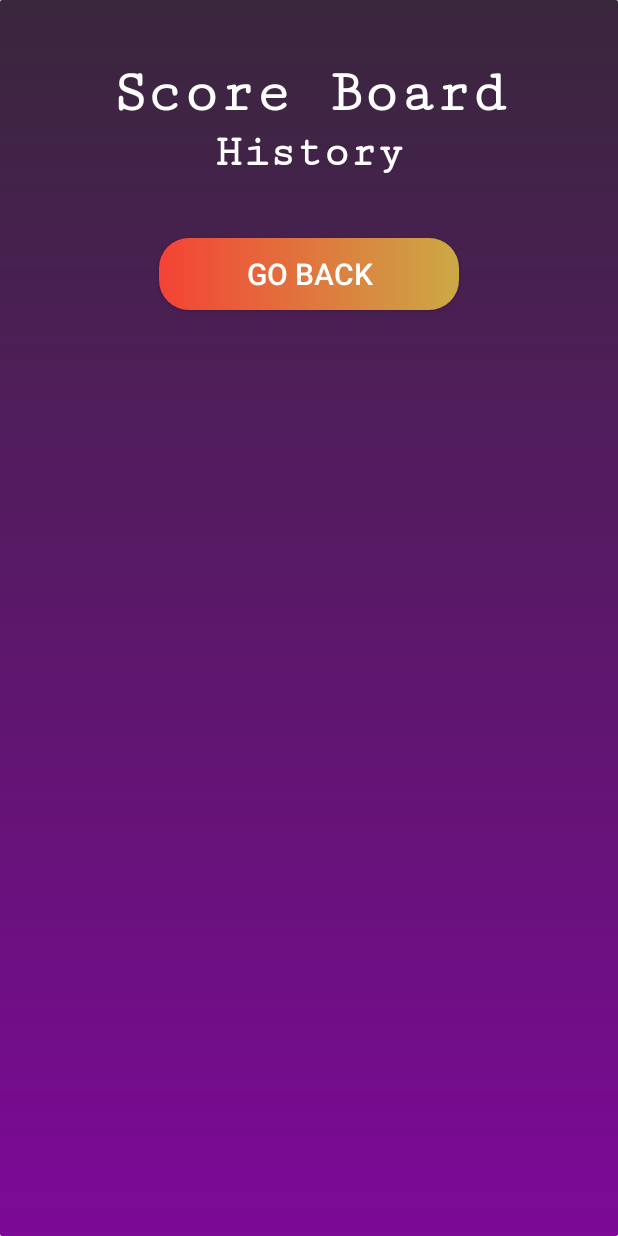
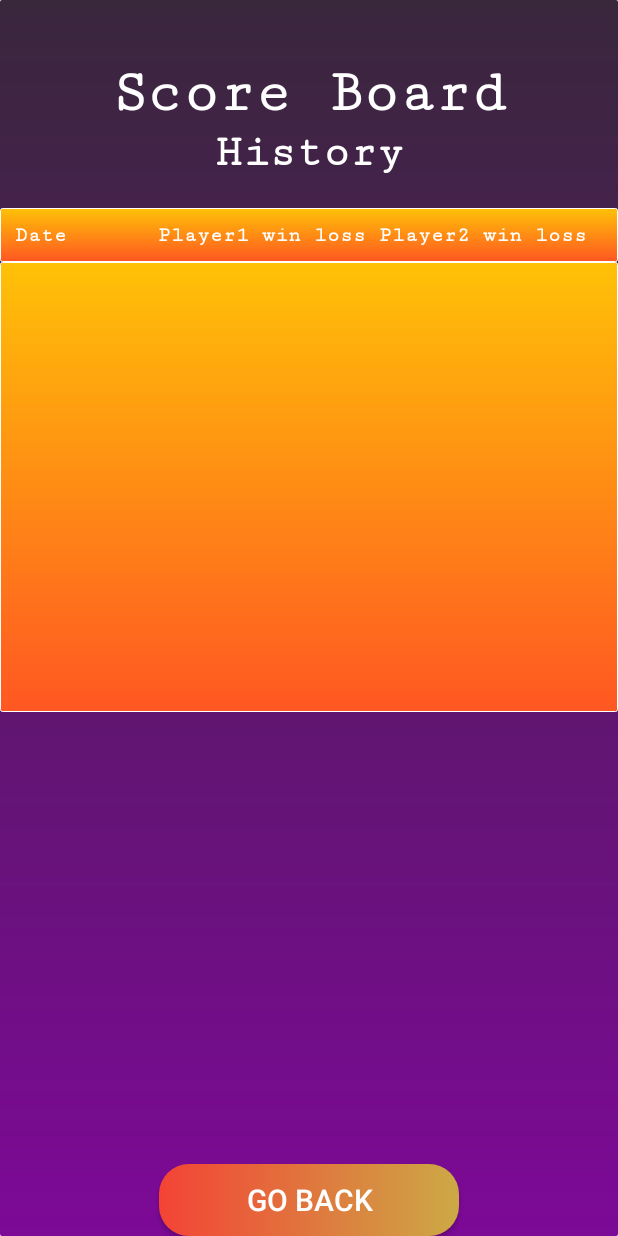
Before and after one commit to ArkanJbali/TicTacToe, an Android app: the History_ScoreList screen opened directly, with no data from a screen before it, on a phone screen of 412 x 824 dp. Run offline under Robolectric (Android 15) with nearby library versions, the phone set to English and light mode, and no system bars.

Commit message:
- History Activity: ScrollView, History Scroll List

```diff
--- a/app/src/main/java/com/app/arkan/xo_game/History_ScoreList.java
+++ b/app/src/main/java/com/app/arkan/xo_game/History_ScoreList.java
@@ -1,17 +1,22 @@
 package com.app.arkan.xo_game;
 
 import android.app.Activity;
+import android.content.Context;
 import android.content.Intent;
 import android.os.Bundle;
-import android.support.annotation.Nullable;
 import android.view.View;
 import android.widget.Button;
+import android.widget.TableLayout;
+import android.widget.TableRow;
+import android.widget.TextView;
 
 public class History_ScoreList extends Activity {
+    private Context context = null;
     @Override
     protected void onCreate(Bundle savedInstanceState) {
         super.onCreate(savedInstanceState);
         setContentView(R.layout.score_list);
+        createHistoryList();
         Button goBack = findViewById(R.id.goBack);
         goBack.setOnClickListener(new View.OnClickListener() {
             @Override
@@ -20,8 +25,28 @@ public class History_ScoreList extends Activity {
                 Intent i = new Intent(History_ScoreList.this,Score.class);
                 i.putExtra("firstPlayer",getIntent().getStringExtra("firstPlayer"));
                 i.putExtra("secondPlayer",getIntent().getStringExtra("secondPlayer"));
+                i.putExtra("lastGameScore",getIntent().getStringArrayExtra("lastGameScore"));
+                StartActivity.ACTIVITY_SCORE=2;
                 startActivity(i);
             }
         });
     }
+    public void createHistoryList(){
+        TableLayout tableLayout = findViewById(R.id.table_ly);
+        context = getApplicationContext();
+
+
+        for(int i=StartActivity.lines.size()-1;i>=0;i--){
+            TableRow tableRow = new TableRow(this);
+            TableRow.LayoutParams layoutParams = new TableRow.LayoutParams(TableRow.LayoutParams.WRAP_CONTENT);
+            tableRow.setLayoutParams(layoutParams);
+            TextView row = new TextView(this);
+            row.setText(StartActivity.lines.get(i));
+            row.setTextColor(getResources().getColor(R.color.whiteBTN));
+            row.setTextSize(20);
+            row.setPadding(5,5,5,5);
+            tableRow.addView(row);
+            tableLayout.addView(tableRow);
+        }
+    }
 }
--- a/app/src/main/java/com/app/arkan/xo_game/MainActivity.java
+++ b/app/src/main/java/com/app/arkan/xo_game/MainActivity.java
@@ -41,6 +41,7 @@ public class MainActivity extends AppCompatActivity {
                                     Toast.makeText(getApplicationContext(),"Error, Please fill all the fields !!",Toast.LENGTH_LONG).show();
                                 }else {
                                     String name = userInputDialogEditText.getText().toString();
+                                    if(name.contains(" "))
                                     name = name.substring(0,name.indexOf(" "));
                                     Intent i = new Intent(MainActivity.this, StartActivity.class);
                                     i.putExtra("firstPlayer", name); //input from dialog
--- a/app/src/main/java/com/app/arkan/xo_game/Score.java
+++ b/app/src/main/java/com/app/arkan/xo_game/Score.java
@@ -31,6 +31,7 @@ public class Score extends Activity {
                 Intent i = new Intent(Score.this,History_ScoreList.class);
                 i.putExtra("firstPlayer",getIntent().getStringExtra("firstPlayer"));
                 i.putExtra("secondPlayer",getIntent().getStringExtra("secondPlayer"));
+                i.putExtra("lastGameScore",getIntent().getStringArrayExtra("lastGameScore"));
                 startActivity(i);
             }
         });
@@ -42,9 +43,11 @@ public class Score extends Activity {
         TextView sp = findViewById(R.id.ptwo);
         sp.setText(getIntent().getStringExtra("secondPlayer"));
         if(StartActivity.ACTIVITY_SCORE==2) {
-        String gameScore[] = getIntent().getStringArrayExtra("lastGameScore");
+            String[] gameScore = getIntent().getStringArrayExtra("lastGameScore");
 
        Log.d("CODEEEEE", gameScore[0]);
+
+//add players name
 
             TextView date = findViewById(R.id.date);
             date.setText(gameScore[0] + " " + gameScore[1]);
--- a/app/src/main/java/com/app/arkan/xo_game/StartActivity.java
+++ b/app/src/main/java/com/app/arkan/xo_game/StartActivity.java
@@ -21,11 +21,14 @@ import java.io.IOException;
 import java.io.InputStream;
 import java.io.InputStreamReader;
 import java.io.OutputStreamWriter;
+import java.util.ArrayList;
 import java.util.Date;
 import android.util.Log;
 public class StartActivity extends Activity {
 static int ACTIVITY_CODE = 1;
 static int ACTIVITY_SCORE = 1;
+static int TOTAL_ROWS = 0;
+static ArrayList<String> lines = new ArrayList<>();
     final Context c = this;
     String lastGameScore [];
     @Override
@@ -148,6 +151,9 @@ static int ACTIVITY_SCORE = 1;
             String text;
             while ((text = br.readLine()) != null)
             {
+                lines.add(text);
+                Log.d("CODEEEEE",text+"\nInside StartActivity ShowScores\n");
+                TOTAL_ROWS++;
                 lastLine = text;
             }
              lastGameScore = lastLine.split(" ");
@@ -167,7 +173,5 @@ static int ACTIVITY_SCORE = 1;
         }
         ACTIVITY_SCORE=2;
     }
-    public void showHistoryScores(){
 
-    }
 }
--- a/app/src/main/res/layout/score_list.xml
+++ b/app/src/main/res/layout/score_list.xml
@@ -1,5 +1,5 @@
 <?xml version="1.0" encoding="utf-8"?>
-<LinearLayout xmlns:android="http://schemas.android.com/apk/res/android"
+<RelativeLayout xmlns:android="http://schemas.android.com/apk/res/android"
     android:orientation="vertical" android:layout_width="match_parent"
     android:layout_height="match_parent"
     android:background="@drawable/background_style"
@@ -27,13 +27,33 @@
         android:textStyle="bold"
         android:fontFamily="serif-monospace"
         />
-    <GridView
+    <TextView
+        android:id="@+id/gridView"
+        android:layout_width="match_parent"
         android:layout_height="wrap_content"
-        android:id="@+id/gridView1"
+        android:layout_below="@id/header2"
+        android:padding="10dp"
+        android:layout_marginTop="20dp"
+        android:background="@drawable/scoreboard_style"
+        android:textStyle="bold"
+        android:textColor="@color/whiteBTN"
+        android:fontFamily="serif-monospace"
+        android:text="Date       Player1 win loss Player2 win loss"
+        />
+    <ScrollView
+        android:id="@+id/scrollView"
+        android:layout_below="@+id/gridView"
         android:layout_width="match_parent"
-        android:numColumns="5">
+        android:layout_height="300dp"
+        android:background="@drawable/scoreboard_style">
+        <TableLayout
+            android:id="@+id/table_ly"
+            android:layout_width="match_parent"
+            android:layout_height="match_parent"
+            >
 
-    </GridView>
+        </TableLayout>
+    </ScrollView>
     <Button
         android:layout_marginTop="40dp"
         android:layout_width="200dp"
@@ -43,6 +63,7 @@
         android:textColor="@color/whiteBTN"
         android:text="@string/goHome"
         android:textSize="20dp"
-        android:layout_gravity="bottom|center"
+        android:layout_alignParentBottom="true"
+        android:layout_centerHorizontal="true"
         />
-</LinearLayout>
+</RelativeLayout>
```
Also changed, not shown: app/src/main/res/layout/score_activity.xml (+0 -39 lines).
